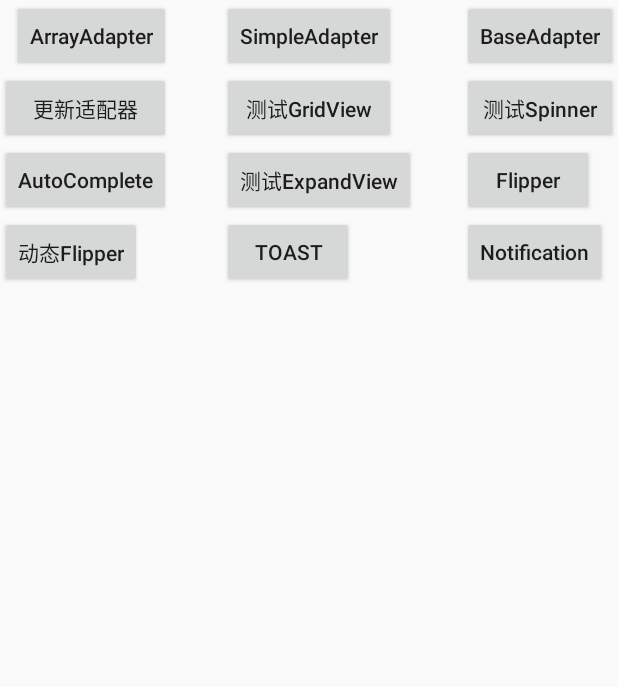
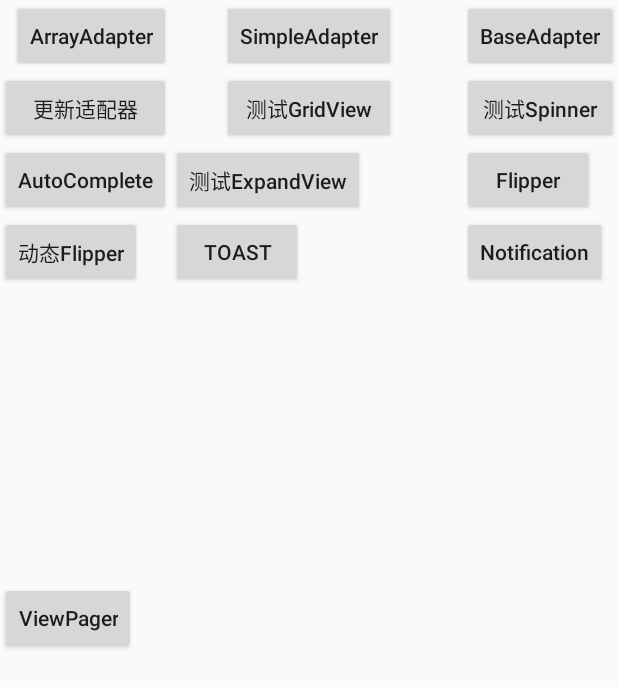
Before and after one commit to mingzi12/UITest, an Android app: the screen it shows after launch (MainActivity), on a phone screen of 412 x 824 dp. Shown: the top 687 px of the screen. Run offline under Robolectric (Android 15) with nearby library versions, the phone set to English and light mode, and no system bars.

Commit message:
add ViewPager

```diff
--- a/app/src/main/java/com/mingzi/uitest/MainActivity.java
+++ b/app/src/main/java/com/mingzi/uitest/MainActivity.java
@@ -14,6 +14,7 @@ import com.mingzi.uitest.spinner.SpinnerActivity;
 import com.mingzi.uitest.toast.ToastActivity;
 import com.mingzi.uitest.viewflipper.DynamicViewFlipActivity;
 import com.mingzi.uitest.viewflipper.StaticViewFlipperActivity;
+import com.mingzi.uitest.viewpager.oneActivity;
 
 public class MainActivity extends AppCompatActivity {
     private Button mButton;
@@ -36,7 +37,7 @@ public class MainActivity extends AppCompatActivity {
         initFlipBtn();
         initDynamicFlipBtn();
         initToastBtn();
-
+        initViewPagerBtn();
     }
     public void initNextBtn(){
         mButton= (Button) findViewById(R.id.arrayadapter);
@@ -159,4 +160,14 @@ public class MainActivity extends AppCompatActivity {
                 }
             });
         }
+    public void initViewPagerBtn(){
+        Button mViewPagerBtn = (Button) findViewById(R.id.viewpager_btn);
+        mViewPagerBtn.setOnClickListener(new View.OnClickListener() {
+            @Override
+            public void onClick(View v) {
+                Intent mViewPagerIntent = new Intent(MainActivity.this,oneActivity.class);
+                startActivity(mViewPagerIntent);
+            }
+        });
+    }
 }
--- a/app/src/main/res/layout/activity_main.xml
+++ b/app/src/main/res/layout/activity_main.xml
@@ -79,9 +79,9 @@
         android:text="测试ExpandView"
         android:textAllCaps="false"
         android:id="@+id/mExpandViewBtn"
-        android:layout_below="@+id/mGridViewBtn"
-        android:layout_alignLeft="@+id/mGridViewBtn"
-        android:layout_alignStart="@+id/mGridViewBtn" />
+        android:layout_below="@+id/mUpdateAdapter"
+        android:layout_toRightOf="@+id/arrayadapter"
+        android:layout_toEndOf="@+id/arrayadapter" />
 
     <Button
         android:layout_width="wrap_content"
@@ -121,4 +121,14 @@
         android:layout_below="@+id/flipper_btn"
         android:layout_alignLeft="@+id/flipper_btn"
         android:layout_alignStart="@+id/flipper_btn" />
+
+    <Button
+        android:layout_width="wrap_content"
+        android:layout_height="wrap_content"
+        android:textAllCaps="false"
+        android:text="ViewPager"
+        android:id="@+id/viewpager_btn"
+        android:layout_centerVertical="true"
+        android:layout_alignParentLeft="true"
+        android:layout_alignParentStart="true" />
 </RelativeLayout>
--- a/app/src/main/res/values/strings.xml
+++ b/app/src/main/res/values/strings.xml
@@ -14,4 +14,5 @@
     <string name="title_activity_dynamic_view_flip">DynamicViewFlipActivity</string>
     <string name="title_activity_toast">ToastActivity</string>
     <string name="title_activity_notify">NotifyActivity</string>
+    <string name="title_activity_one">oneActivity</string>
 </resources>
```
Also changed, not shown: app/src/main/AndroidManifest.xml (+6 -3 lines), app/src/main/java/com/mingzi/uitest/viewpager/MyPagerAdapter.java (added, +37 -0 lines), app/src/main/java/com/mingzi/uitest/viewpager/oneActivity.java (added, +32 -0 lines), app/src/main/res/layout/activity_one.xml (added, +13 -0 lines), app/src/main/res/layout/content_one.xml (added, +15 -0 lines), app/src/main/res/layout/view_one.xml (added, +18 -0 lines), app/src/main/res/layout/view_three.xml (added, +14 -0 lines), app/src/main/res/layout/view_two.xml (added, +14 -0 lines).
